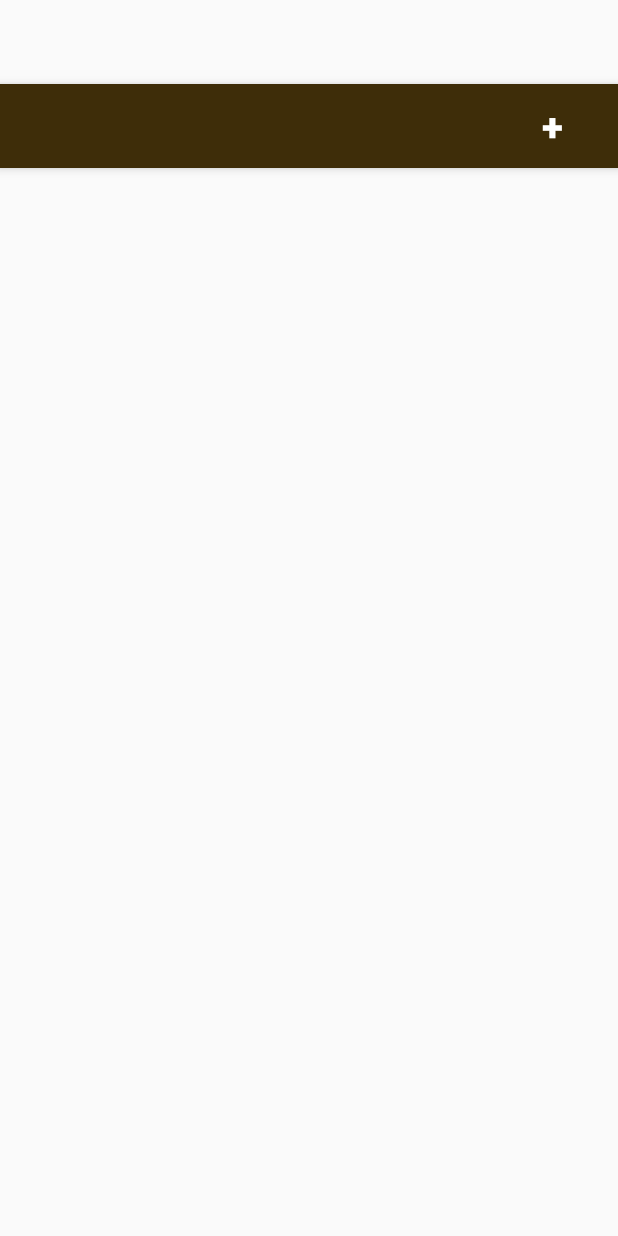
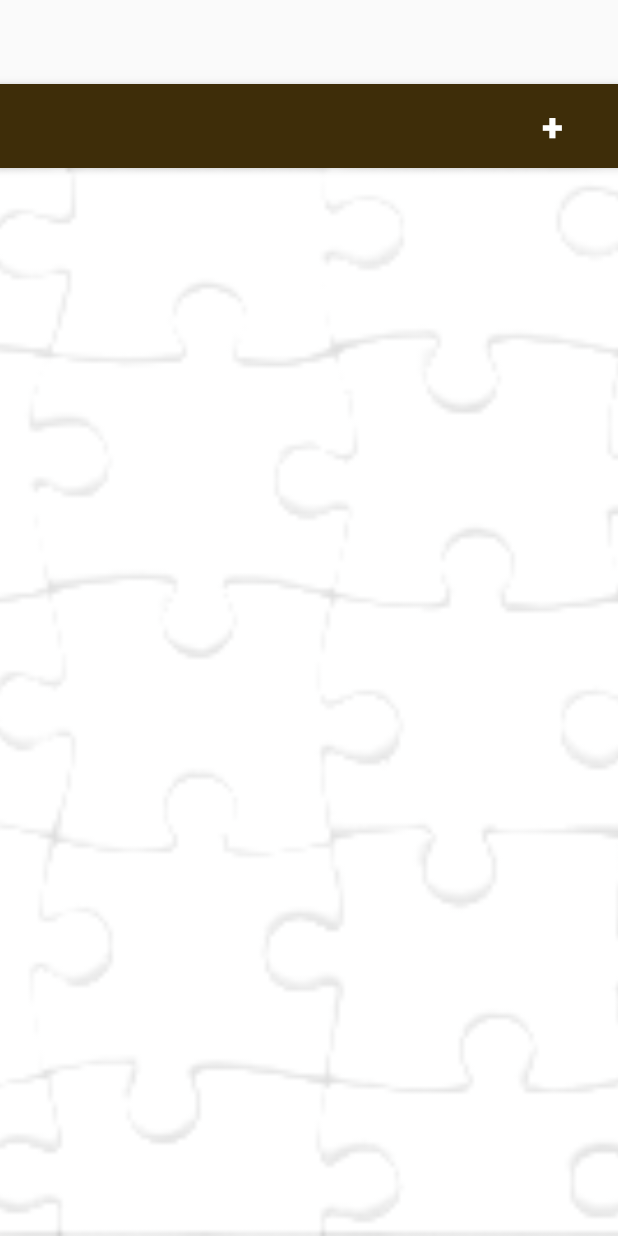
Before and after one commit to syoung7289/puzzle, an Android app: the layout activity_category_builder.xml on its own in the app's theme, with its tools: preview values and no code run, on a phone screen of 412 x 824 dp. Run offline under Robolectric (Android 15) with nearby library versions, the phone set to English and light mode, and no system bars.

Commit message:
Background for category builder screen

```diff
--- a/app/src/main/res/layout/content_category_builder.xml
+++ b/app/src/main/res/layout/content_category_builder.xml
@@ -4,13 +4,28 @@
     xmlns:tools="http://schemas.android.com/tools"
     android:layout_width="match_parent"
     android:layout_height="match_parent"
+    app:layout_behavior="@string/appbar_scrolling_view_behavior"
+    tools:context="com.scyoung.puzzlemethis.CategoryBuilder"
+    tools:showIn="@layout/activity_category_builder">
+
+    <ImageView
+        android:id="@+id/image_container"
+        android:layout_width="match_parent"
+        android:layout_height="match_parent"
+        android:layout_alignParentRight="true"
+        android:layout_alignParentBottom="true"
+        android:src="@drawable/puzzle_pieces_white_light"
+        android:scaleType="centerCrop"
+        android:cropToPadding="true"
+        android:adjustViewBounds="true" />
+
+    <RelativeLayout
+        android:layout_width="match_parent"
+        android:layout_height="match_parent"
         android:paddingBottom="3dp"
         android:paddingRight="3dp"
         android:gravity="center"
-    android:id="@+id/category_container"
-    app:layout_behavior="@string/appbar_scrolling_view_behavior"
-    tools:context="com.scyoung.puzzlemethis.CategoryBuilder"
-    tools:showIn="@layout/activity_category_builder">
+        android:id="@+id/category_container">
 
         <RelativeLayout
             android:id="@+id/categoryLayout0"
@@ -238,5 +253,6 @@
                     android:layout_centerInParent="true"
                     android:visibility="gone"/>
         </RelativeLayout>
+    </RelativeLayout>
 
 </RelativeLayout>
```
Also changed, not shown: app/src/main/res/drawable-xxhdpi/puzzle_pieces_white_light.png (added). Lines whose indentation alone changed are shown as unchanged.
